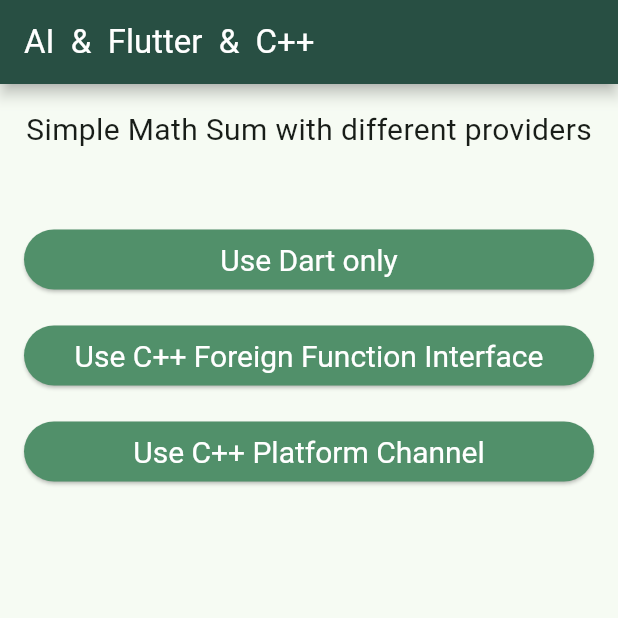
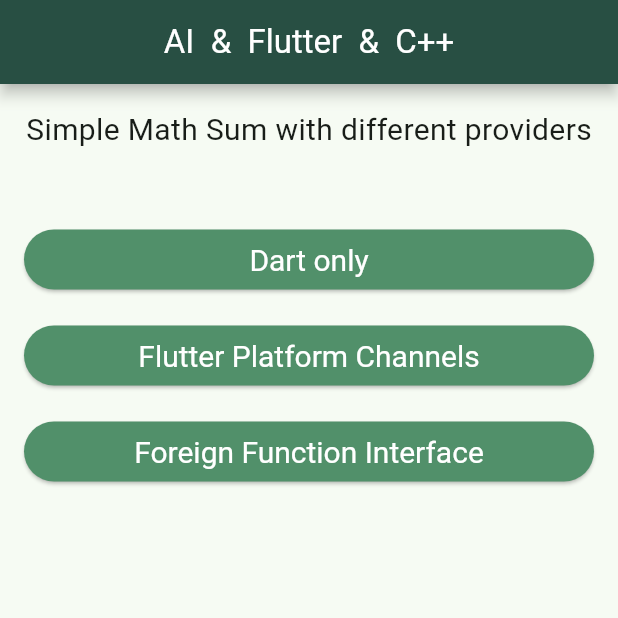
Before and after one commit to samirRibeiro77/flutter_cpp_ai, a Flutter app: the screen it shows after launch, on a phone screen of 412 x 824 dp, the top half of it. Run offline on Flutter 3.47's test engine with Material 3 defaults, Android fonts, the phone set to English and light mode, and no system bars.

Commit message:
Math
Single math page for all type of providers

```diff
--- /dev/null
+++ b/lib/src/model/math_connection_type.dart
@@ -0,0 +1,8 @@
+enum MathConnectionType {
+  dart("Dart only"),
+  fpc("Flutter Platform Channels"),
+  ffi("Foreign Function Interface");
+
+  final String name;
+  const MathConnectionType(this.name);
+}
--- a/lib/src/ui/screen/home_page.dart
+++ b/lib/src/ui/screen/home_page.dart
@@ -1,4 +1,5 @@
 import 'package:flutter/material.dart';
+import 'package:flutter_cpp_ai/src/model/math_connection_type.dart';
 import 'package:flutter_cpp_ai/src/ui/helper/route_generator.dart';
 
 class HomePage extends StatefulWidget {
@@ -9,18 +10,49 @@ class HomePage extends StatefulWidget {
 }
 
 class _HomePageState extends State<HomePage> {
-  _goToPage(String routeName) {
+  _goToPage(MathConnectionType type) {
+    String routeName = "";
+
+    switch (type) {
+      case MathConnectionType.dart:
+        routeName = RouteGenerator.flutterOnly;
+        break;
+      case MathConnectionType.fpc:
+        routeName = RouteGenerator.platformChannels;
+        break;
+      case MathConnectionType.ffi:
+        routeName = RouteGenerator.foreignFunctionInterface;
+    }
+
     Navigator.pushNamed(context, routeName);
+  }
+
+  List<Widget> _buildButtonList() {
+    List<Widget> buttonList = [];
+
+    for (var type in MathConnectionType.values) {
+      buttonList.add(
+        ElevatedButton(
+          onPressed: () => _goToPage(type),
+          child: Text(type.name),
+        ),
+      );
+      buttonList.add(const SizedBox(height: 16));
+    }
+
+    return buttonList;
   }
 
   @override
   Widget build(BuildContext context) {
     return Scaffold(
-      appBar: AppBar(title: const Text("AI  &  Flutter  &  C++")),
+      appBar: AppBar(
+        title: const Text("AI  &  Flutter  &  C++"),
+        centerTitle: true,
+      ),
       body: Padding(
         padding: EdgeInsets.all(16),
         child: Column(
-          crossAxisAlignment: CrossAxisAlignment.stretch,
           children: [
             const Center(
               child: Text(
@@ -29,20 +61,9 @@ class _HomePageState extends State<HomePage> {
               ),
             ),
             const SizedBox(height: 48),
-            ElevatedButton(
-              onPressed: () => _goToPage(RouteGenerator.flutterOnly),
-              child: const Text("Use Dart only"),
-            ),
-            const SizedBox(height: 16),
-            ElevatedButton(
-              onPressed: () =>
-                  _goToPage(RouteGenerator.foreignFunctionInterface),
-              child: const Text("Use C++ Foreign Function Interface"),
-            ),
-            const SizedBox(height: 16),
-            ElevatedButton(
-              onPressed: () => _goToPage(RouteGenerator.platformChannels),
-              child: const Text("Use C++ Platform Channel"),
+            Column(
+              crossAxisAlignment: CrossAxisAlignment.stretch,
+              children: _buildButtonList(),
             ),
           ],
         ),
```
Also changed, not shown: lib/src/model/math_response.dart (+6 -13 lines), lib/src/service/math_service.dart (+13 -2 lines), lib/src/ui/helper/route_generator.dart (+7 -6 lines), lib/src/ui/screen/math_page.dart (renamed from lib/src/ui/screen/native_page.dart, +20 -8 lines).
